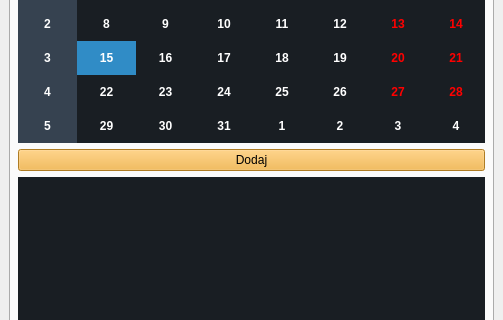
Above: mainwindow.ui from rastuch/Terminarz before the change; both pictures show x 0 to 503 and y 168 to 488 of the 503 by 629 pixel window. Below: the same form after it.
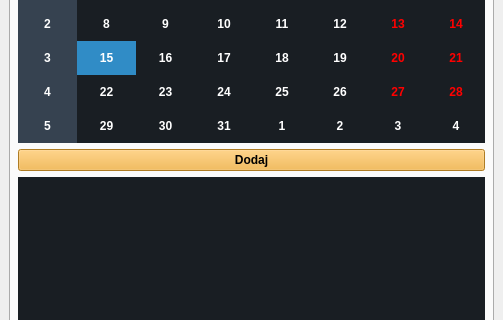
That is the form after the change. Icons and pictures are not drawn.

```diff
--- a/mainwindow.ui
+++ b/mainwindow.ui
@@ -286,7 +286,7 @@
         <item>
          <widget class="QPushButton" name="addButton">
           <property name="styleSheet">
-           <string notr="true">background-color: #F3AD33;</string>
+           <string notr="true">background-color: #F3AD33; color: #000000; font-weight: 700;</string>
           </property>
           <property name="text">
            <string>Dodaj</string>
```
